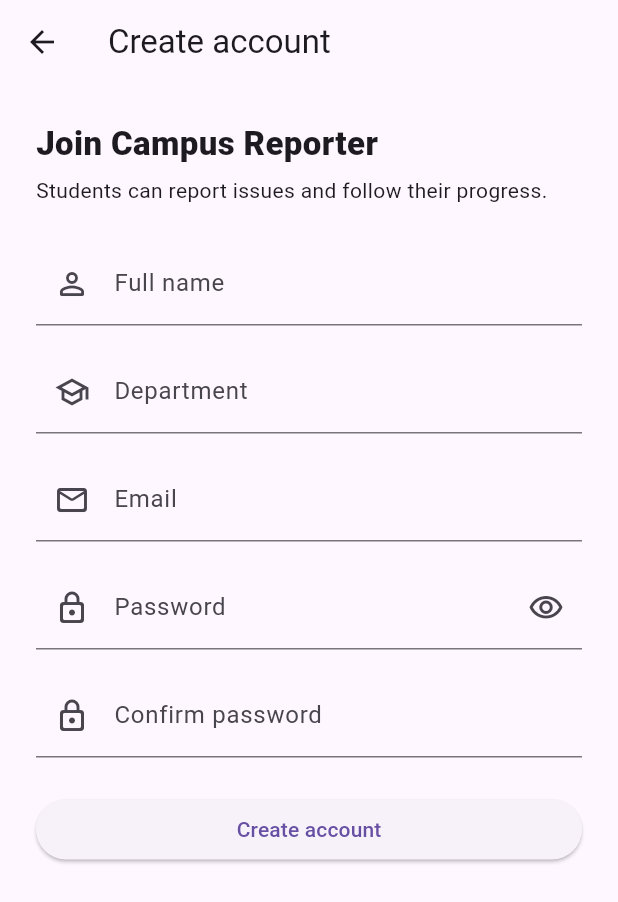
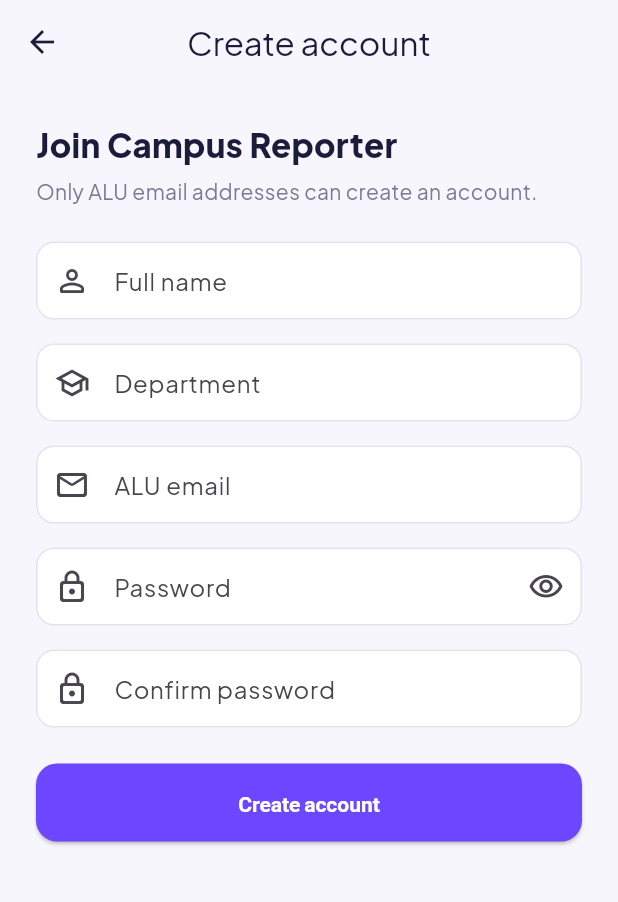
Before and after one commit to Emmy11111/campus_reporter, a Flutter app: the screen it shows after launch, after a tap on "Create an account", on a phone screen of 412 x 824 dp. Shown: the top 902 px of the screen. Run offline on Flutter 3.47's test engine with Material 3 defaults, Android fonts, the phone set to English and light mode, and no system bars; our stand-ins replace cached_network_image, cloud_firestore, firebase_auth, firebase_core, firebase_storage, google_fonts and 1 more; accounts and stored records are empty.

Commit message:
alu email verification

```diff
--- /dev/null
+++ b/lib/core/constants/enums.dart
@@ -0,0 +1,44 @@
+import 'package:flutter/material.dart';
+
+enum UserRole {
+  student,
+  staff;
+
+  static UserRole fromString(String? value) =>
+      value == 'staff' ? UserRole.staff : UserRole.student;
+}
+
+enum IncidentCategory {
+  facilities('Facilities', Icons.apartment_rounded),
+  water('Water', Icons.water_drop_outlined),
+  electricity('Electricity', Icons.bolt_outlined),
+  safety('Safety', Icons.shield_outlined),
+  sanitation('Sanitation', Icons.delete_outline_rounded);
+
+  const IncidentCategory(this.label, this.icon);
+  final String label;
+  final IconData icon;
+
+  static IncidentCategory fromString(String? value) =>
+      IncidentCategory.values.firstWhere(
+        (c) => c.name == value,
+        orElse: () => IncidentCategory.facilities,
+      );
+}
+
+enum IncidentStatus {
+  submitted('Submitted', Color(0xFFFFF1D6), Color(0xFFB26A00)),
+  inProgress('In Progress', Color(0xFFEDE9FF), Color(0xFF6C47FF)),
+  resolved('Resolved', Color(0xFFE3F6EA), Color(0xFF1E8E4E));
+
+  const IncidentStatus(this.label, this.background, this.foreground);
+  final String label;
+  final Color background;
+  final Color foreground;
+
+  static IncidentStatus fromString(String? value) =>
+      IncidentStatus.values.firstWhere(
+        (s) => s.name == value,
+        orElse: () => IncidentStatus.submitted,
+      );
+}
--- /dev/null
+++ b/lib/core/theme/app_theme.dart
@@ -0,0 +1,60 @@
+import 'package:flutter/material.dart';
+import 'package:google_fonts/google_fonts.dart';
+
+class AppTheme {
+  static const primary = Color(0xFF6C47FF);
+  static const background = Color(0xFFF7F6FC);
+  static const textDark = Color(0xFF1B1B3A);
+  static const textMuted = Color(0xFF7A7A96);
+
+  static ThemeData get light {
+    final base = ThemeData(
+      useMaterial3: true,
+      colorScheme: ColorScheme.fromSeed(seedColor: primary, primary: primary),
+      scaffoldBackgroundColor: background,
+    );
+
+    final TextTheme textTheme = base.textTheme
+        .apply(bodyColor: textDark, displayColor: textDark)
+        .apply(fontFamily: GoogleFonts.plusJakartaSans().fontFamily);
+
+    return base.copyWith(
+      textTheme: textTheme,
+      appBarTheme: const AppBarTheme(
+        backgroundColor: background,
+        foregroundColor: textDark,
+        elevation: 0,
+        centerTitle: true,
+      ),
+      inputDecorationTheme: InputDecorationTheme(
+        filled: true,
+        fillColor: Colors.white,
+        contentPadding:
+            const EdgeInsets.symmetric(horizontal: 16, vertical: 14),
+        border: OutlineInputBorder(
+          borderRadius: BorderRadius.circular(12),
+          borderSide: const BorderSide(color: Color(0xFFE4E2F0)),
+        ),
+        enabledBorder: OutlineInputBorder(
+          borderRadius: BorderRadius.circular(12),
+          borderSide: const BorderSide(color: Color(0xFFE4E2F0)),
+        ),
+        focusedBorder: OutlineInputBorder(
+          borderRadius: BorderRadius.circular(12),
+          borderSide: const BorderSide(color: primary, width: 1.5),
+        ),
+      ),
+      elevatedButtonTheme: ElevatedButtonThemeData(
+        style: ElevatedButton.styleFrom(
+          backgroundColor: primary,
+          foregroundColor: Colors.white,
+          minimumSize: const Size.fromHeight(52),
+          shape: RoundedRectangleBorder(
+            borderRadius: BorderRadius.circular(14),
+          ),
+          textStyle: const TextStyle(fontWeight: FontWeight.w600),
+        ),
+      ),
+    );
+  }
+}
--- a/lib/core/utils/validators.dart
+++ b/lib/core/utils/validators.dart
@@ -36,4 +36,20 @@ class Validators {
     if (value != original) return 'Passwords do not match';
     return null;
   }
+
+    static const List<String> allowedEmailDomains = [
+    'alustudent.com',
+    'alueducation.com',
+  ];
+
+  static String? aluEmail(String? value) {
+    final baseError = email(value);
+    if (baseError != null) return baseError;
+
+    final domain = value!.trim().toLowerCase().split('@').last;
+    if (!allowedEmailDomains.contains(domain)) {
+      return 'Use your ALU email (@alustudent.com or @alueducation.com)';
+    }
+    return null;
+  }
 }
--- a/lib/main.dart
+++ b/lib/main.dart
@@ -1,3 +1,5 @@
+import 'package:firebase_storage/firebase_storage.dart';
+import 'package:flutter/foundation.dart';
 import 'package:firebase_core/firebase_core.dart';
 import 'package:flutter/material.dart';
 import 'package:provider/provider.dart';
@@ -16,6 +18,9 @@ import 'services/storage_service.dart';
 Future<void> main() async {
   WidgetsFlutterBinding.ensureInitialized();
   await Firebase.initializeApp(options: DefaultFirebaseOptions.currentPlatform);
+    if (kDebugMode) {
+    await FirebaseStorage.instance.useStorageEmulator('localhost', 9199);
+  }
   runApp(const CampusReporterApp());
 }
 
--- /dev/null
+++ b/lib/models/app_user.dart
@@ -0,0 +1,40 @@
+import 'package:cloud_firestore/cloud_firestore.dart';
+
+import '../core/constants/enums.dart';
+
+class AppUser {
+  final String uid;
+  final String name;
+  final String email;
+  final String department;
+  final UserRole role;
+  final DateTime createdAt;
+
+  AppUser({
+    required this.uid,
+    required this.name,
+    required this.email,
+    required this.role,
+    this.department = '',
+    required this.createdAt,
+  });
+
+  bool get isStaff => role == UserRole.staff;
+
+  factory AppUser.fromMap(String uid, Map<String, dynamic> map) => AppUser(
+        uid: uid,
+        name: map['name'] ?? '',
+        email: map['email'] ?? '',
+        department: map['department'] ?? '',
+        role: UserRole.fromString(map['role']),
+        createdAt: (map['createdAt'] as Timestamp?)?.toDate() ?? DateTime.now(),
+      );
+
+  Map<String, dynamic> toMap() => {
+        'name': name,
+        'email': email,
+        'department': department,
+        'role': role.name,
+        'createdAt': Timestamp.fromDate(createdAt),
+      };
+}
--- /dev/null
+++ b/lib/models/incident.dart
@@ -0,0 +1,87 @@
+import 'package:cloud_firestore/cloud_firestore.dart';
+
+import '../core/constants/enums.dart';
+
+class StatusEntry {
+  final IncidentStatus status;
+  final DateTime at;
+  final String by;
+
+  StatusEntry({required this.status, required this.at, required this.by});
+
+  factory StatusEntry.fromMap(Map<String, dynamic> map) => StatusEntry(
+        status: IncidentStatus.fromString(map['status']),
+        at: (map['at'] as Timestamp).toDate(),
+        by: map['by'] ?? '',
+      );
+
+  Map<String, dynamic> toMap() => {
+        'status': status.name,
+        'at': Timestamp.fromDate(at),
+        'by': by,
+      };
+}
+
+class Incident {
+  final String id;
+  final String title;
+  final String description;
+  final IncidentCategory category;
+  final String location;
+  final IncidentStatus status;
+  final String? imageUrl;
+  final String reporterId;
+  final String reporterName;
+  final DateTime createdAt;
+  final DateTime updatedAt;
+  final List<StatusEntry> history;
+
+  Incident({
+    required this.id,
+    required this.title,
+    required this.description,
+    required this.category,
+    required this.location,
+    required this.status,
+    this.imageUrl,
+    required this.reporterId,
+    required this.reporterName,
+    required this.createdAt,
+    required this.updatedAt,
+    required this.history,
+  });
+
+  factory Incident.fromDoc(DocumentSnapshot<Map<String, dynamic>> doc) {
+    final map = doc.data()!;
+    return Incident(
+      id: doc.id,
+      title: map['title'] ?? '',
+      description: map['description'] ?? '',
+      category: IncidentCategory.fromString(map['category']),
+      location: map['location'] ?? '',
+      status: IncidentStatus.fromString(map['status']),
+      imageUrl: map['imageUrl'],
+      reporterId: map['reporterId'] ?? '',
+      reporterName: map['reporterName'] ?? '',
+      createdAt: (map['createdAt'] as Timestamp?)?.toDate() ?? DateTime.now(),
+      updatedAt: (map['updatedAt'] as Timestamp?)?.toDate() ?? DateTime.now(),
+      history: ((map['history'] ?? []) as List)
+          .map((e) => StatusEntry.fromMap(Map<String, dynamic>.from(e)))
+          .toList(),
+    );
+  }
+
+  Map<String, dynamic> toMap() => {
+        'title': title,
+        'description': description,
+        'category': category.name,
+        'location': location,
+        'status': status.name,
+        'imageUrl': imageUrl,
+        'reporterId': reporterId,
+        'reporterName': reporterName,
+        'createdAt': Timestamp.fromDate(createdAt),
+        'updatedAt': Timestamp.fromDate(updatedAt),
+        'history': history.map((h) => h.toMap()).toList(),
+      };
+}
--- a/lib/screens/auth/register_screen.dart
+++ b/lib/screens/auth/register_screen.dart
@@ -75,7 +75,7 @@ class _RegisterScreenState extends State<RegisterScreen> {
                 ),
                 const SizedBox(height: 6),
                 const Text(
-                  'Students can report issues and follow their progress.',
+                  'Only ALU email addresses can create an account.',
                   style: TextStyle(color: AppTheme.textMuted),
                 ),
                 const SizedBox(height: 24),
@@ -104,10 +104,12 @@ class _RegisterScreenState extends State<RegisterScreen> {
                 TextFormField(
                   controller: _emailController,
                   keyboardType: TextInputType.emailAddress,
+                  autofillHints: const [AutofillHints.email],
                   textInputAction: TextInputAction.next,
-                  validator: Validators.email,
+                  validator: Validators.aluEmail,
                   decoration: const InputDecoration(
-                    labelText: 'Email',
+                    labelText: 'ALU email',
+                    hintText: 'name@alustudent.com',
                     prefixIcon: Icon(Icons.mail_outline_rounded),
                   ),
                 ),
--- a/lib/screens/reports/reports_screen.dart
+++ b/lib/screens/reports/reports_screen.dart
@@ -192,7 +192,7 @@ class _ReportsScreenState extends State<ReportsScreen> {
     return ListView.separated(
       padding: const EdgeInsets.fromLTRB(20, 0, 20, 24),
       itemCount: results.length,
-      separatorBuilder: (_, __) => const SizedBox(height: 10),
+      separatorBuilder: (_, _) => const SizedBox(height: 10),
       itemBuilder: (context, index) {
         final incident = results[index];
         return IncidentTile(
--- a/pubspec.yaml
+++ b/pubspec.yaml
@@ -40,6 +40,9 @@ dependencies:
   intl: ^0.20.3
   google_fonts: ^9.0.0
   cached_network_image: ^4.0.7
+  firebase_core: ^5.1.0
+  firebase_auth: ^7.0.1
+  cloud_firestore: ^7.1.0
 
 dev_dependencies:
   flutter_test:
```
Also changed, not shown: firebase.json, lib/firebase_options.dart (added), pubspec.lock, 15 other files.
